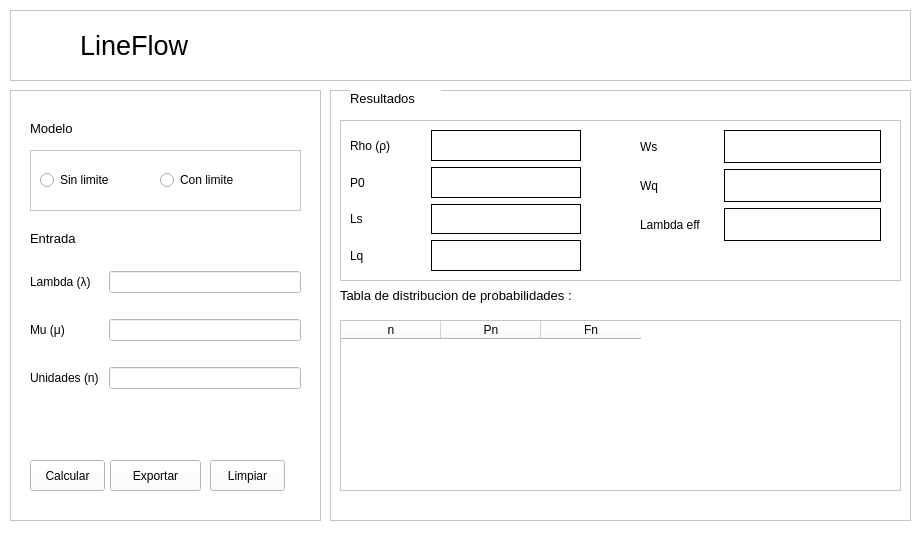
First picture: the form in lineFlow.ui, repository santiagoTrivi/lineFlow, before the edit.
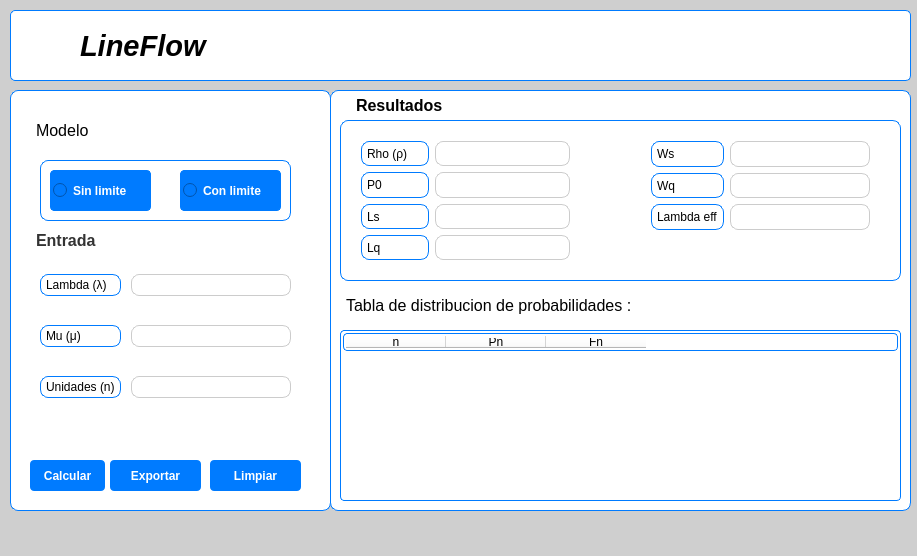
Second picture: the form after the edit. Icons and pictures are not drawn.

The edit to the form file:
```diff
--- a/lineFlow.ui
+++ b/lineFlow.ui
@@ -6,15 +6,16 @@
    <rect>
     <x>0</x>
     <y>0</y>
-    <width>919</width>
-    <height>549</height>
+    <width>917</width>
+    <height>556</height>
    </rect>
   </property>
   <property name="windowTitle">
    <string>MainWindow</string>
   </property>
   <property name="styleSheet">
-   <string notr="true">background-color: rgb(255, 255, 255);</string>
+   <string notr="true">background-color: rgb(207, 207, 207);
+font-family: Arial, sans-serif;</string>
   </property>
   <widget class="QWidget" name="centralwidget">
    <widget class="QFrame" name="frame_4">
@@ -23,9 +24,15 @@
       <x>330</x>
       <y>90</y>
       <width>581</width>
-      <height>431</height>
+      <height>421</height>
      </rect>
     </property>
+    <property name="styleSheet">
+     <string notr="true">background-color: #ffffff;
+border: 1px solid #007bff;
+border-radius: 8px;
+padding: 2px;</string>
+    </property>
     <property name="frameShape">
      <enum>QFrame::StyledPanel</enum>
     </property>
@@ -36,7 +43,7 @@
      <property name="geometry">
       <rect>
        <x>10</x>
-       <y>230</y>
+       <y>240</y>
        <width>561</width>
        <height>171</height>
       </rect>
@@ -47,6 +54,13 @@
        <height>171</height>
       </size>
      </property>
+     <property name="styleSheet">
+      <string notr="true">background-color: #ffffff;
+border: 1px solid #007bff;
+border-radius: 4px;
+alternate-background-color: #f9f9f9;
+color: rgb(0, 0, 0);</string>
+     </property>
      <column>
       <property name="text">
        <string>n</string>
@@ -67,16 +81,24 @@
      <property name="geometry">
       <rect>
        <x>20</x>
-       <y>0</y>
-       <width>91</width>
-       <height>16</height>
+       <y>5</y>
+       <width>101</width>
+       <height>21</height>
       </rect>
      </property>
      <property name="font">
       <font>
-       <pointsize>10</pointsize>
+       <family>Arial</family>
+       <pointsize>-1</pointsize>
+       <weight>75</weight>
+       <bold>true</bold>
       </font>
      </property>
+     <property name="styleSheet">
+      <string notr="true">color: rgb(0, 0, 0);
+font-size: 16px;
+border:none;</string>
+     </property>
      <property name="text">
       <string>Resultados</string>
      </property>
@@ -85,16 +107,22 @@
      <property name="geometry">
       <rect>
        <x>10</x>
-       <y>190</y>
-       <width>311</width>
+       <y>200</y>
+       <width>321</width>
        <height>31</height>
       </rect>
      </property>
      <property name="font">
       <font>
-       <pointsize>10</pointsize>
+       <family>Arial</family>
+       <pointsize>-1</pointsize>
       </font>
      </property>
+     <property name="styleSheet">
+      <string notr="true">color: rgb(0, 0, 0);
+font-size: 16px;
+border:none;</string>
+     </property>
      <property name="text">
       <string>Tabla de distribucion de probabilidades :</string>
      </property>
@@ -108,13 +136,17 @@
        <height>161</height>
       </rect>
      </property>
+     <property name="styleSheet">
+      <string notr="true">border: 1px solid #007bff;
+</string>
+     </property>
      <property name="frameShape">
       <enum>QFrame::StyledPanel</enum>
      </property>
      <property name="frameShadow">
       <enum>QFrame::Raised</enum>
      </property>
-     <widget class="QWidget" name="layoutWidget">
+     <widget class="QFrame" name="frame">
       <property name="geometry">
        <rect>
         <x>300</x>
@@ -123,14 +155,21 @@
         <height>111</height>
        </rect>
       </property>
+      <property name="styleSheet">
+       <string notr="true">border:none;</string>
+      </property>
       <layout class="QGridLayout" name="gridLayout_3">
        <item row="0" column="0">
         <widget class="QLabel" name="ws_label">
          <property name="font">
           <font>
-           <pointsize>9</pointsize>
+           <family>Arial</family>
           </font>
          </property>
+         <property name="styleSheet">
+          <string notr="true">border: 1px solid #007bff;
+</string>
+         </property>
          <property name="text">
           <string>Ws</string>
          </property>
@@ -140,9 +179,13 @@
         <widget class="QLabel" name="wq_label">
          <property name="font">
           <font>
-           <pointsize>9</pointsize>
+           <family>Arial</family>
           </font>
          </property>
+         <property name="styleSheet">
+          <string notr="true">border: 1px solid #007bff;
+</string>
+         </property>
          <property name="text">
           <string>Wq</string>
          </property>
@@ -150,6 +193,9 @@
        </item>
        <item row="1" column="1" colspan="2">
         <widget class="QLabel" name="wq_output_label">
+         <property name="styleSheet">
+          <string notr="true">border: 1px solid #cccccc;</string>
+         </property>
          <property name="frameShape">
           <enum>QFrame::Box</enum>
          </property>
@@ -162,9 +208,13 @@
         <widget class="QLabel" name="lambda_eff_label">
          <property name="font">
           <font>
-           <pointsize>9</pointsize>
+           <family>Arial</family>
           </font>
          </property>
+         <property name="styleSheet">
+          <string notr="true">border: 1px solid #007bff;
+</string>
+         </property>
          <property name="text">
           <string>Lambda eff</string>
          </property>
@@ -172,6 +222,10 @@
        </item>
        <item row="2" column="1" colspan="2">
         <widget class="QLabel" name="lambda_eff_output_label">
+         <property name="styleSheet">
+          <string notr="true">border: 1px solid #cccccc;
+</string>
+         </property>
          <property name="frameShape">
           <enum>QFrame::Box</enum>
          </property>
@@ -182,6 +236,9 @@
        </item>
        <item row="0" column="1" colspan="2">
         <widget class="QLabel" name="ws_output_label">
+         <property name="styleSheet">
+          <string notr="true">border: 1px solid #cccccc;</string>
+         </property>
          <property name="frameShape">
           <enum>QFrame::Box</enum>
          </property>
@@ -192,7 +249,7 @@
        </item>
       </layout>
      </widget>
-     <widget class="QWidget" name="layoutWidget">
+     <widget class="QFrame" name="frame">
       <property name="geometry">
        <rect>
         <x>10</x>
@@ -201,14 +258,21 @@
         <height>141</height>
        </rect>
       </property>
+      <property name="styleSheet">
+       <string notr="true">border:none;</string>
+      </property>
       <layout class="QGridLayout" name="gridLayout_2">
        <item row="3" column="0">
         <widget class="QLabel" name="lq_label">
          <property name="font">
           <font>
-           <pointsize>9</pointsize>
+           <family>Arial</family>
           </font>
          </property>
+         <property name="styleSheet">
+          <string notr="true">border: 1px solid #007bff;
+</string>
+         </property>
          <property name="text">
           <string>Lq</string>
          </property>
@@ -216,6 +280,9 @@
        </item>
        <item row="3" column="1" colspan="2">
         <widget class="QLabel" name="lq_output_label">
+         <property name="styleSheet">
+          <string notr="true">border: 1px solid #cccccc;</string>
+         </property>
          <property name="frameShape">
           <enum>QFrame::Box</enum>
          </property>
@@ -228,9 +295,13 @@
         <widget class="QLabel" name="rho_label">
          <property name="font">
           <font>
-           <pointsize>9</pointsize>
+           <family>Arial</family>
           </font>
          </property>
+         <property name="styleSheet">
+          <string notr="true">border: 1px solid #007bff;
+</string>
+         </property>
          <property name="text">
           <string>Rho (ρ)</string>
          </property>
@@ -239,7 +310,8 @@
        <item row="0" column="1" colspan="2">
         <widget class="QLabel" name="rho_output_label">
          <property name="styleSheet">
-          <string notr="true">background-color: rgb(255, 255, 255);</string>
+          <string notr="true">background-color: rgb(255, 255, 255);
+border: 1px solid #cccccc;</string>
          </property>
          <property name="frameShape">
           <enum>QFrame::Box</enum>
@@ -253,9 +325,13 @@
         <widget class="QLabel" name="po_label">
          <property name="font">
           <font>
-           <pointsize>9</pointsize>
+           <family>Arial</family>
           </font>
          </property>
+         <property name="styleSheet">
+          <string notr="true">border: 1px solid #007bff;
+</string>
+         </property>
          <property name="text">
           <string>P0</string>
          </property>
@@ -265,9 +341,13 @@
         <widget class="QLabel" name="ls_label">
          <property name="font">
           <font>
-           <pointsize>9</pointsize>
+           <family>Arial</family>
           </font>
          </property>
+         <property name="styleSheet">
+          <string notr="true">border: 1px solid #007bff;
+</string>
+         </property>
          <property name="text">
           <string>Ls</string>
          </property>
@@ -275,6 +355,9 @@
        </item>
        <item row="1" column="1" colspan="2">
         <widget class="QLabel" name="po_output_label">
+         <property name="styleSheet">
+          <string notr="true">border: 1px solid #cccccc;</string>
+         </property>
          <property name="frameShape">
           <enum>QFrame::Box</enum>
          </property>
@@ -285,6 +368,9 @@
        </item>
        <item row="2" column="1" colspan="2">
         <widget class="QLabel" name="ls_output_label">
+         <property name="styleSheet">
+          <string notr="true">border: 1px solid #cccccc;</string>
+         </property>
          <property name="frameShape">
           <enum>QFrame::Box</enum>
          </property>
@@ -306,6 +392,11 @@
       <height>71</height>
      </rect>
     </property>
+    <property name="styleSheet">
+     <string notr="true">background-color: rgb(255, 255, 255);
+border: 1px solid #007bff;
+border-radius:5px;</string>
+    </property>
     <property name="frameShape">
      <enum>QFrame::StyledPanel</enum>
     </property>
@@ -317,15 +408,23 @@
       <rect>
        <x>70</x>
        <y>20</y>
-       <width>141</width>
+       <width>171</width>
        <height>31</height>
       </rect>
      </property>
      <property name="font">
       <font>
-       <pointsize>20</pointsize>
+       <family>Arial</family>
+       <pointsize>22</pointsize>
+       <weight>75</weight>
+       <italic>true</italic>
+       <bold>true</bold>
+       <strikeout>false</strikeout>
       </font>
      </property>
+     <property name="styleSheet">
+      <string notr="true">border:none;</string>
+     </property>
      <property name="text">
       <string>LineFlow</string>
      </property>
@@ -339,6 +438,9 @@
        <height>51</height>
       </rect>
      </property>
+     <property name="styleSheet">
+      <string notr="true">border:none;</string>
+     </property>
      <property name="text">
       <string/>
      </property>
@@ -355,12 +457,16 @@
      <rect>
       <x>10</x>
       <y>90</y>
-      <width>311</width>
-      <height>431</height>
+      <width>321</width>
+      <height>421</height>
      </rect>
     </property>
     <property name="styleSheet">
-     <string notr="true">border-color: rgb(17, 2, 255);</string>
+     <string notr="true">background-color: rgb(255, 255, 255);
+border: 1px solid #007bff;
+
+border-radius: 8px;
+padding: 2px;</string>
     </property>
     <property name="frameShape">
      <enum>QFrame::StyledPanel</enum>
@@ -373,22 +479,28 @@
       <rect>
        <x>200</x>
        <y>370</y>
-       <width>75</width>
+       <width>91</width>
        <height>31</height>
       </rect>
      </property>
      <property name="font">
       <font>
-       <pointsize>9</pointsize>
+       <family>Arial</family>
+       <weight>75</weight>
+       <bold>true</bold>
       </font>
      </property>
+     <property name="styleSheet">
+      <string notr="true">background-color: #007bff;
+color: #ffffff;
+border-radius: 4px;
+
+border: none;  
+    </string>
+     </property>
      <property name="text">
       <string>Limpiar</string>
      </property>
-     <property name="icon">
-      <iconset>
-       <normaloff>icons/backspace.svg</normaloff>icons/backspace.svg</iconset>
-     </property>
      <property name="iconSize">
       <size>
        <width>20</width>
@@ -407,16 +519,21 @@
      </property>
      <property name="font">
       <font>
-       <pointsize>9</pointsize>
+       <family>Arial</family>
+       <weight>75</weight>
+       <bold>true</bold>
       </font>
      </property>
+     <property name="styleSheet">
+      <string notr="true">background-color: #007bff;
+color: #ffffff;
+border-radius: 4px;
+
+border: none;</string>
+     </property>
      <property name="text">
       <string>Exportar</string>
      </property>
-     <property name="icon">
-      <iconset>
-       <normaloff>icons/pdf.svg</normaloff>icons/pdf.svg</iconset>
-     </property>
      <property name="iconSize">
       <size>
        <width>20</width>
@@ -430,14 +547,22 @@
        <x>20</x>
        <y>140</y>
        <width>71</width>
-       <height>16</height>
+       <height>21</height>
       </rect>
      </property>
      <property name="font">
       <font>
-       <pointsize>10</pointsize>
+       <family>Arial</family>
+       <pointsize>-1</pointsize>
+       <weight>75</weight>
+       <bold>true</bold>
       </font>
      </property>
+     <property name="styleSheet">
+      <string notr="true">color: #333333;
+font-size: 16px;
+border:none;</string>
+     </property>
      <property name="text">
       <string>Entrada</string>
      </property>
@@ -453,9 +578,18 @@
      </property>
      <property name="font">
       <font>
-       <pointsize>9</pointsize>
+       <family>Arial</family>
+       <weight>75</weight>
+       <bold>true</bold>
       </font>
      </property>
+     <property name="styleSheet">
+      <string notr="true">background-color: #007bff;
+color: #ffffff;
+border-radius: 4px;
+
+border: none;</string>
+     </property>
      <property name="text">
       <string>Calcular</string>
      </property>
@@ -463,9 +597,9 @@
     <widget class="QFrame" name="frame_6">
      <property name="geometry">
       <rect>
-       <x>20</x>
-       <y>60</y>
-       <width>271</width>
+       <x>30</x>
+       <y>70</y>
+       <width>251</width>
        <height>61</height>
       </rect>
      </property>
@@ -478,17 +612,26 @@
      <widget class="QRadioButton" name="limited_radioButton">
       <property name="geometry">
        <rect>
-        <x>130</x>
-        <y>21</y>
-        <width>85</width>
-        <height>18</height>
+        <x>140</x>
+        <y>10</y>
+        <width>101</width>
+        <height>41</height>
        </rect>
       </property>
       <property name="font">
        <font>
-        <pointsize>9</pointsize>
+        <family>Arial</family>
+        <weight>75</weight>
+        <bold>true</bold>
        </font>
       </property>
+      <property name="styleSheet">
+       <string notr="true">background-color: #007bff;
+color: #ffffff;
+border-radius: 4px;
+
+</string>
+      </property>
       <property name="text">
        <string>Con limite</string>
       </property>
@@ -497,30 +640,40 @@
       <property name="geometry">
        <rect>
         <x>10</x>
-        <y>21</y>
-        <width>78</width>
-        <height>18</height>
+        <y>10</y>
+        <width>101</width>
+        <height>41</height>
        </rect>
       </property>
       <property name="font">
        <font>
-        <pointsize>9</pointsize>
+        <family>Arial</family>
+        <weight>75</weight>
+        <bold>true</bold>
        </font>
       </property>
+      <property name="styleSheet">
+       <string notr="true">background-color: #007bff;
+color: #ffffff;
+border-radius: 4px;</string>
+      </property>
       <property name="text">
        <string>Sin limite</string>
       </property>
      </widget>
     </widget>
-    <widget class="QWidget" name="layoutWidget">
+    <widget class="QWidget" name="widget" native="true">
      <property name="geometry">
       <rect>
-       <x>20</x>
+       <x>30</x>
        <y>170</y>
-       <width>271</width>
-       <height>141</height>
+       <width>251</width>
+       <height>152</height>
       </rect>
      </property>
+     <property name="styleSheet">
+      <string notr="true">border:none;</string>
+     </property>
      <layout class="QGridLayout" name="gridLayout">
       <property name="horizontalSpacing">
        <number>10</number>
@@ -530,6 +683,10 @@
       </property>
       <item row="0" column="0">
        <widget class="QLabel" name="lambda_label">
+        <property name="styleSheet">
+         <string notr="true">border: 1px solid #007bff;
+</string>
+        </property>
         <property name="text">
          <string>Lambda (λ)</string>
         </property>
@@ -538,25 +695,44 @@
       <item row="0" column="1">
        <widget class="QLineEdit" name="lambda_input_lineEdit">
         <property name="styleSheet">
-         <string notr="true">border-color: rgb(0, 0, 0);</string>
+         <string notr="true">border-color: rgb(0, 0, 0);
+border: 1px solid #cccccc;</string>
         </property>
        </widget>
       </item>
       <item row="1" column="0">
        <widget class="QLabel" name="mu_label">
+        <property name="styleSheet">
+         <string notr="true">border: 1px solid #007bff;
+</string>
+        </property>
         <property name="text">
          <string>Mu (μ)</string>
         </property>
        </widget>
       </item>
       <item row="1" column="1">
-       <widget class="QLineEdit" name="mu_input_lineEdit"/>
+       <widget class="QLineEdit" name="mu_input_lineEdit">
+        <property name="styleSheet">
+         <string notr="true">border-color: rgb(0, 0, 0);
+border: 1px solid #cccccc;</string>
+        </property>
+       </widget>
       </item>
       <item row="2" column="1">
-       <widget class="QLineEdit" name="units_input_lineEdit"/>
+       <widget class="QLineEdit" name="units_input_lineEdit">
+        <property name="styleSheet">
+         <string notr="true">border-color: rgb(0, 0, 0);
+border: 1px solid #cccccc;</string>
+        </property>
+       </widget>
       </item>
       <item row="2" column="0">
        <widget class="QLabel" name="units_label">
+        <property name="styleSheet">
+         <string notr="true">border: 1px solid #007bff;
+</string>
+        </property>
         <property name="text">
          <string>Unidades (n)</string>
         </property>
@@ -569,15 +745,21 @@
       <rect>
        <x>20</x>
        <y>30</y>
-       <width>61</width>
-       <height>16</height>
+       <width>71</width>
+       <height>21</height>
       </rect>
      </property>
      <property name="font">
       <font>
-       <pointsize>10</pointsize>
+       <family>Arial</family>
+       <pointsize>-1</pointsize>
       </font>
      </property>
+     <property name="styleSheet">
+      <string notr="true">color: rgb(0, 0, 0);
+font-size: 16px;
+border: none;</string>
+     </property>
      <property name="text">
       <string>Modelo</string>
      </property>
@@ -589,8 +771,8 @@
     <rect>
      <x>0</x>
      <y>0</y>
-     <width>919</width>
-     <height>26</height>
+     <width>917</width>
+     <height>21</height>
     </rect>
    </property>
   </widget>
```
